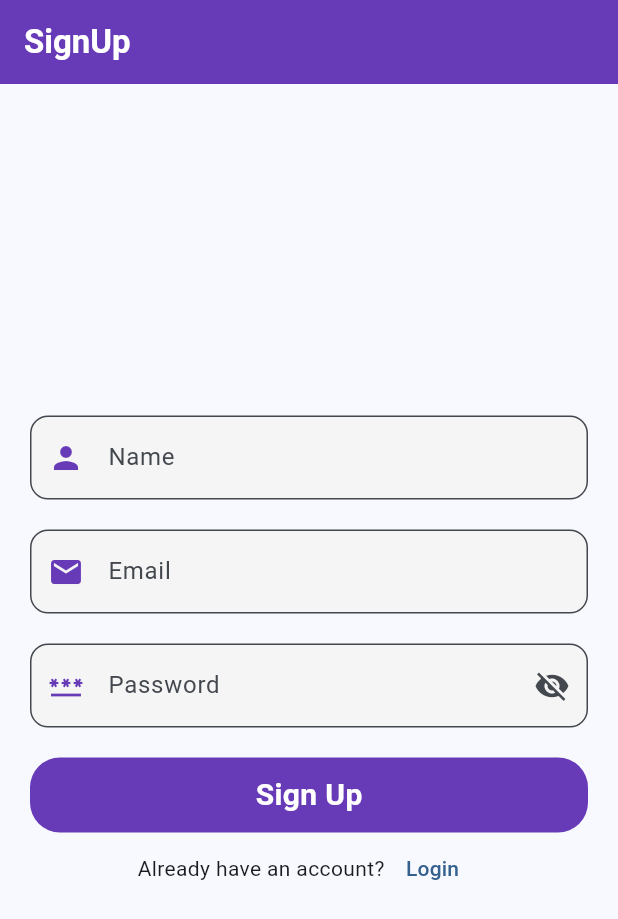
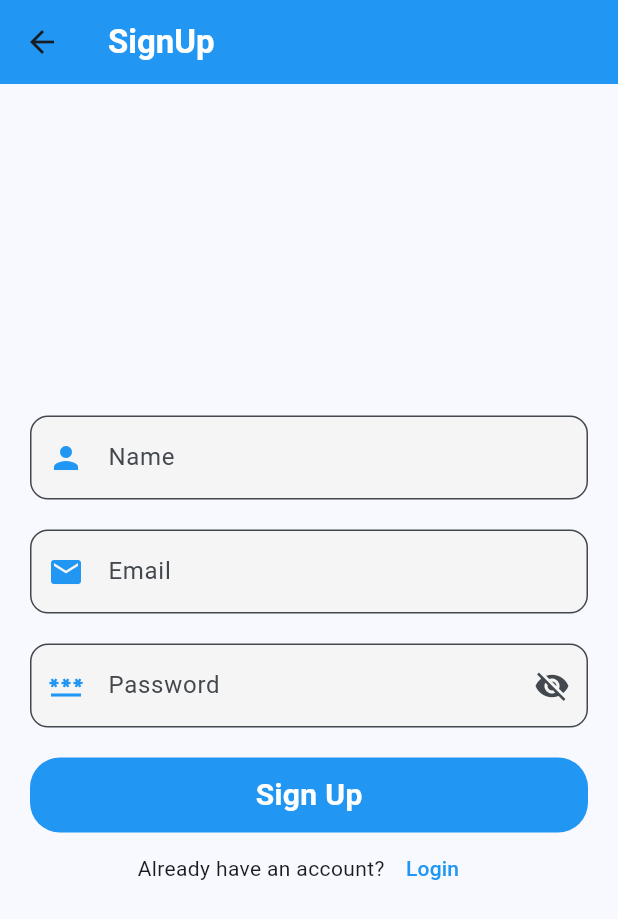
Before and after one commit to majidbhuiyan20/Flutter-Practice, a Flutter app: the screen it shows after launch, after a tap on "Login", after a tap on "Sign Up", on a phone screen of 412 x 824 dp. Shown: the top 919 px of the screen. Run offline on Flutter 3.47's test engine with Material 3 defaults, Android fonts, the phone set to English and light mode, and no system bars; our stand-ins replace badges, cloud_firestore, firebase_auth, firebase_core, flutter_local_notifications, flutter_riverpod and 4 more; accounts and stored records are empty; generated files the repository leaves out were written again.

```diff
--- a/lib/firebase/ui/auth/login_screen.dart
+++ b/lib/firebase/ui/auth/login_screen.dart
@@ -60,7 +60,7 @@ class _LoginScreenState extends State<LoginScreen> {
     return Scaffold(
       appBar: AppBar(
         automaticallyImplyLeading: false,
-        backgroundColor: Colors.deepPurple,
+        backgroundColor: Colors.blue,
         title: Text(
           "LogIn",
           style: TextStyle(color: Colors.white, fontWeight: FontWeight.w700),
@@ -82,13 +82,13 @@ class _LoginScreenState extends State<LoginScreen> {
                 decoration: InputDecoration(
                   labelText: "Email",
                   hintText: "Enter your email",
-                  prefixIcon: Icon(Icons.email, color: Colors.deepPurple),
+                  prefixIcon: Icon(Icons.email, color: Colors.blue),
                   border: OutlineInputBorder(
                     borderRadius: BorderRadius.circular(12), // Rounded borders
                   ),
                   focusedBorder: OutlineInputBorder(
-                    borderRadius: BorderRadius.circular(20),
-                    borderSide: BorderSide(color: Colors.deepPurple, width: 2),
+                    borderRadius: BorderRadius.circular(20), // Rounded focused border
+                    borderSide: BorderSide(color: Colors.blue, width: 2), // Blue border when focused
                   ),
                   filled: true,
                   fillColor: Colors.grey[100], // Light background
@@ -110,7 +110,7 @@ class _LoginScreenState extends State<LoginScreen> {
                   decoration: InputDecoration(
                     labelText: "Password",
                     hintText: "Enter your Password",
-                    prefixIcon: Icon(Icons.password, color: Colors.deepPurple),
+                    prefixIcon: Icon(Icons.password, color: Colors.blue),
                     suffixIcon: GestureDetector(
                       onTap: () {
                         setState(() {
@@ -124,7 +124,7 @@ class _LoginScreenState extends State<LoginScreen> {
                     ),
                     focusedBorder: OutlineInputBorder(
                       borderRadius: BorderRadius.circular(20),
-                      borderSide: BorderSide(color: Colors.deepPurple, width: 2),
+                      borderSide: BorderSide(color: Colors.blue, width: 2),
                     ),
                     filled: true,
                     fillColor: Colors.grey[100], // Light background
@@ -142,7 +142,7 @@ class _LoginScreenState extends State<LoginScreen> {
             ),
           ),
             SizedBox(height: 20,),
-            RoundButton(title: "Login", onTap: (){
+            RoundButton(title: "Login",color: Colors.blue, onTap: (){
 
               if(_formKey.currentState!.validate()){
                 logIn();
--- a/lib/firebase/ui/auth/signup_screen.dart
+++ b/lib/firebase/ui/auth/signup_screen.dart
@@ -90,8 +90,8 @@ class _SignUpScreenState extends State<SignUpScreen> {
     print("This is majid");
     return Scaffold(
       appBar: AppBar(
-        automaticallyImplyLeading: false,
-        backgroundColor: Colors.deepPurple,
+        automaticallyImplyLeading: true,
+        backgroundColor: Colors.blue,
         title: Text(
           "SignUp",
           style: TextStyle(color: Colors.white, fontWeight: FontWeight.w700),
@@ -114,17 +114,15 @@ class _SignUpScreenState extends State<SignUpScreen> {
                     controller: nameController,
                     keyboardType: TextInputType.text,
                     decoration: InputDecoration(
-                      labelText: "Name",
-                      hintText: "Enter your name",
-                      prefixIcon: Icon(Icons.person, color: Colors.deepPurple),
+                      labelText: "Name", // Text "Name" color is not directly settable here
+                      hintText: "Enter your name", // Hint text color is not directly settable here
+                      prefixIcon: Icon(Icons.person, color: Colors.blue),
                       border: OutlineInputBorder( // Rounded borders
                         borderRadius: BorderRadius.circular(12),
                       ),
                       focusedBorder: OutlineInputBorder(
-
-
                         borderRadius: BorderRadius.circular(20),
-                        borderSide: BorderSide(color: Colors.deepPurple, width: 2),
+                        borderSide: BorderSide(color: Colors.blue, width: 2),
                       ),
                       filled: true,
                       fillColor: Colors.grey[100], // Light background
@@ -141,17 +139,15 @@ class _SignUpScreenState extends State<SignUpScreen> {
                     controller: emailController,
                     keyboardType: TextInputType.emailAddress,
                     decoration: InputDecoration(
-                      labelText: "Email",
-                      hintText: "Enter your email",
-                      prefixIcon: Icon(Icons.email, color: Colors.deepPurple),
+                      labelText: "Email", // Text "Email" color is not directly settable here
+                      hintText: "Enter your email", // Hint text color is not directly settable here
+                      prefixIcon: Icon(Icons.email, color: Colors.blue),
                       border: OutlineInputBorder( // Rounded borders
                         borderRadius: BorderRadius.circular(12),
                       ),
                       focusedBorder: OutlineInputBorder(
-
-
                         borderRadius: BorderRadius.circular(20),
-                        borderSide: BorderSide(color: Colors.deepPurple, width: 2),
+                        borderSide: BorderSide(color: Colors.blue, width: 2),
                       ),
                       filled: true,
                       fillColor: Colors.grey[100], // Light background
@@ -171,9 +167,9 @@ class _SignUpScreenState extends State<SignUpScreen> {
                     controller: passwordController,
                     keyboardType: TextInputType.text,
                     decoration: InputDecoration(
-                      labelText: "Password",
-                      hintText: "Enter your Password",
-                      prefixIcon: Icon(Icons.password, color: Colors.deepPurple),
+                      labelText: "Password", // Text "Password" color is not directly settable here
+                      hintText: "Enter your Password", // Hint text color is not directly settable here
+                      prefixIcon: Icon(Icons.password, color: Colors.blue),
                       suffixIcon: GestureDetector(
                         onTap: () {
                           setState(() {
@@ -186,10 +182,8 @@ class _SignUpScreenState extends State<SignUpScreen> {
                         borderRadius: BorderRadius.circular(12),
                       ),
                       focusedBorder: OutlineInputBorder(
-
-
                         borderRadius: BorderRadius.circular(20),
-                        borderSide: BorderSide(color: Colors.deepPurple, width: 2),
+                        borderSide: BorderSide(color: Colors.blue, width: 2),
                       ),
                       filled: true,
                       fillColor: Colors.grey[100], // Light background
@@ -213,6 +207,7 @@ class _SignUpScreenState extends State<SignUpScreen> {
             RoundButton(
               title: "Sign Up",
               loading: loading,
+              color: Colors.blue, // Set the button color to blue
               onTap: () {
                 if (_formKey.currentState!.validate()) {
                   signup();
@@ -224,12 +219,12 @@ class _SignUpScreenState extends State<SignUpScreen> {
                 mainAxisAlignment: MainAxisAlignment.center,
                 children: [
                   Text("Already have an account?"),
-                  TextButton(
+                  TextButton( // Text color for TextButton's child is blue by default
                       onPressed: () {
                         Navigator.push(context,
                             MaterialPageRoute(builder: (context) => LoginScreen()));
                       },
-                      child: Text("Login"))
+                      child: Text("Login", style: TextStyle(color: Colors.blue)))
                 ],
               ),
 
--- a/lib/firebase/widgets/round_button.dart
+++ b/lib/firebase/widgets/round_button.dart
@@ -4,7 +4,7 @@ import 'package:flutter/material.dart';
 class RoundButton extends StatelessWidget {
   String title;
   final VoidCallback onTap;
-  RoundButton({super.key, required this.title, required this.onTap, required bool loading});
+  RoundButton({super.key, required this.title, required this.onTap, required bool loading, required MaterialColor color});
 
   @override
   Widget build(BuildContext context) {
@@ -13,7 +13,7 @@ class RoundButton extends StatelessWidget {
       child: Container(
         height: 50,
         decoration: BoxDecoration(
-          color: Colors.deepPurple,
+          color: Colors.blue,
           borderRadius: BorderRadius.circular(20),
         ),
         child: Center(
--- a/lib/home_page/feature_card.dart
+++ b/lib/home_page/feature_card.dart
@@ -47,5 +47,6 @@ class FeatureCard extends StatelessWidget {
 final featureListProvider = StateProvider<List<Feature>>((ref) => [
   Feature(title: 'Notification', icon: Icons.notifications, route: '/notification'),
   Feature(title: 'API Call', icon: Icons.cloud_download, route: '/apiUI'),
+  Feature(title: 'Firestore', icon: Icons.storage, route: '/firestore'),
   // Add more with routes here
 ]);
```
Also changed, not shown: lib/firestore/firestore_fetch_data.dart (added, +89 -0 lines), lib/firestore/firestore_send_data.dart (added, +176 -0 lines), lib/firestore/firestore_view.dart (added, +111 -0 lines), lib/home_page/home_page_screen.dart (+4 -3 lines), lib/rest_api/complex_json/complex_api.dart (+9 -4 lines), lib/router/app_routes.dart (+7 -0 lines), 1 other file.
